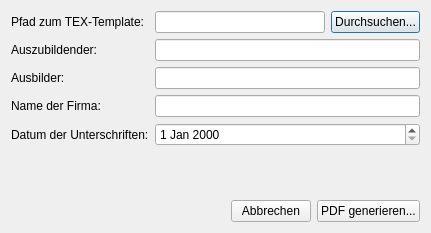
Above: src/pdfExport.ui from Strayer/Berichte-Ork before the change. Below: the same form after it.
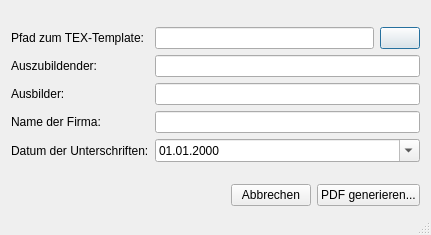
That is the form after the change. Icons and pictures are not drawn.

The edit to the form file:
```diff
--- a/src/pdfExport.ui
+++ b/src/pdfExport.ui
@@ -7,60 +7,29 @@
     <x>0</x>
     <y>0</y>
     <width>431</width>
-    <height>233</height>
+    <height>235</height>
    </rect>
   </property>
   <property name="sizePolicy">
-   <sizepolicy hsizetype="Preferred" vsizetype="Fixed">
+   <sizepolicy hsizetype="MinimumExpanding" vsizetype="Fixed">
     <horstretch>0</horstretch>
     <verstretch>0</verstretch>
    </sizepolicy>
   </property>
-  <property name="minimumSize">
-   <size>
-    <width>0</width>
-    <height>0</height>
-   </size>
-  </property>
-  <property name="maximumSize">
-   <size>
-    <width>16777215</width>
-    <height>16777215</height>
-   </size>
-  </property>
   <property name="windowTitle">
    <string>PDF Export</string>
   </property>
-  <property name="windowIcon">
-   <iconset resource="resources.qrc">
-    <normaloff>:/images/images/application-pdf.png</normaloff>:/images/images/application-pdf.png</iconset>
+  <property name="sizeGripEnabled">
+   <bool>true</bool>
+  </property>
+  <property name="modal">
+   <bool>false</bool>
   </property>
   <layout class="QVBoxLayout" name="verticalLayout">
    <item>
-    <layout class="QFormLayout" name="formLayout">
-     <item row="0" column="0">
-      <widget class="QLabel" name="label_4">
-       <property name="text">
-        <string>Pfad zum TEX-Template:</string>
-       </property>
-       <property name="buddy">
-        <cstring>texPath</cstring>
-       </property>
-      </widget>
-     </item>
+    <layout class="QGridLayout" name="gridLayout">
      <item row="0" column="1">
-      <layout class="QHBoxLayout" name="horizontalLayout_2">
-       <item>
-        <widget class="QLineEdit" name="texPath"/>
-       </item>
-       <item>
-        <widget class="QPushButton" name="browseButton">
-         <property name="text">
-          <string>Durchsuchen...</string>
-         </property>
-        </widget>
-       </item>
-      </layout>
+      <widget class="QLineEdit" name="texPath"/>
      </item>
      <item row="1" column="0">
       <widget class="QLabel" name="label">
@@ -72,7 +41,7 @@
        </property>
       </widget>
      </item>
-     <item row="1" column="1">
+     <item row="1" column="1" colspan="2">
       <widget class="QLineEdit" name="traineeName"/>
      </item>
      <item row="2" column="0">
@@ -85,22 +54,9 @@
        </property>
       </widget>
      </item>
-     <item row="2" column="1">
+     <item row="2" column="1" colspan="2">
       <widget class="QLineEdit" name="instructorName"/>
      </item>
-     <item row="4" column="0">
-      <widget class="QLabel" name="label_3">
-       <property name="text">
-        <string>Datum der Unterschriften:</string>
-       </property>
-       <property name="buddy">
-        <cstring>dateEdit</cstring>
-       </property>
-      </widget>
-     </item>
-     <item row="4" column="1">
-      <widget class="QDateEdit" name="dateEdit"/>
-     </item>
      <item row="3" column="0">
       <widget class="QLabel" name="label_5">
        <property name="text">
@@ -108,9 +64,50 @@
        </property>
       </widget>
      </item>
-     <item row="3" column="1">
+     <item row="3" column="1" colspan="2">
       <widget class="QLineEdit" name="companyName"/>
      </item>
+     <item row="4" column="0">
+      <widget class="QLabel" name="label_3">
+       <property name="text">
+        <string>Datum der Unterschriften:</string>
+       </property>
+       <property name="buddy">
+        <cstring>dateEdit</cstring>
+       </property>
+      </widget>
+     </item>
+     <item row="4" column="1" colspan="2">
+      <widget class="QDateEdit" name="dateEdit">
+       <property name="displayFormat">
+        <string>dd.MM.yyyy</string>
+       </property>
+       <property name="calendarPopup">
+        <bool>true</bool>
+       </property>
+      </widget>
+     </item>
+     <item row="0" column="2">
+      <widget class="QPushButton" name="browseButton">
+       <property name="text">
+        <string/>
+       </property>
+       <property name="icon">
+        <iconset resource="resources.qrc">
+         <normaloff>:/images/images/document-open.png</normaloff>:/images/images/document-open.png</iconset>
+       </property>
+      </widget>
+     </item>
+     <item row="0" column="0">
+      <widget class="QLabel" name="label_4">
+       <property name="text">
+        <string>Pfad zum TEX-Template:</string>
+       </property>
+       <property name="buddy">
+        <cstring>texPath</cstring>
+       </property>
+      </widget>
+     </item>
     </layout>
    </item>
    <item>
```
Left out of the diff: 7 changed lines with no effect on the pictures.
